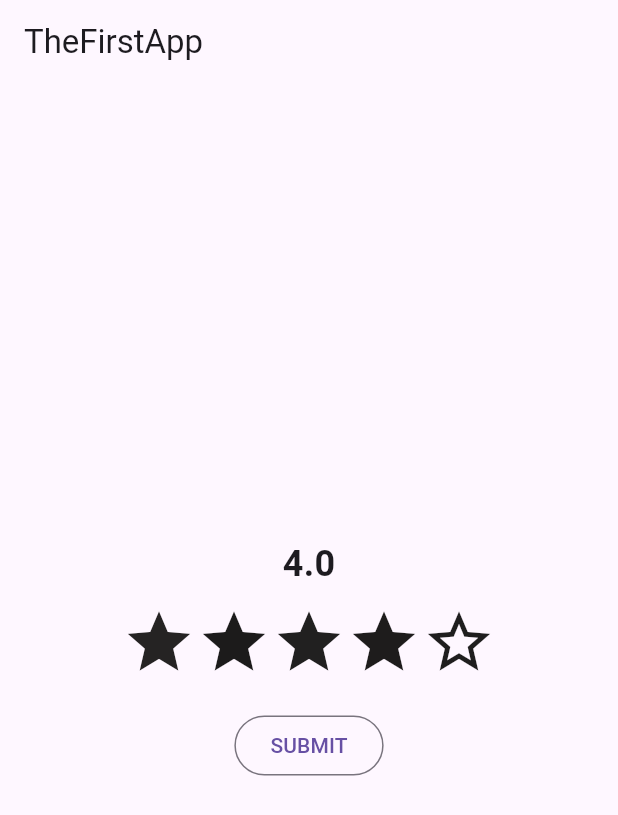
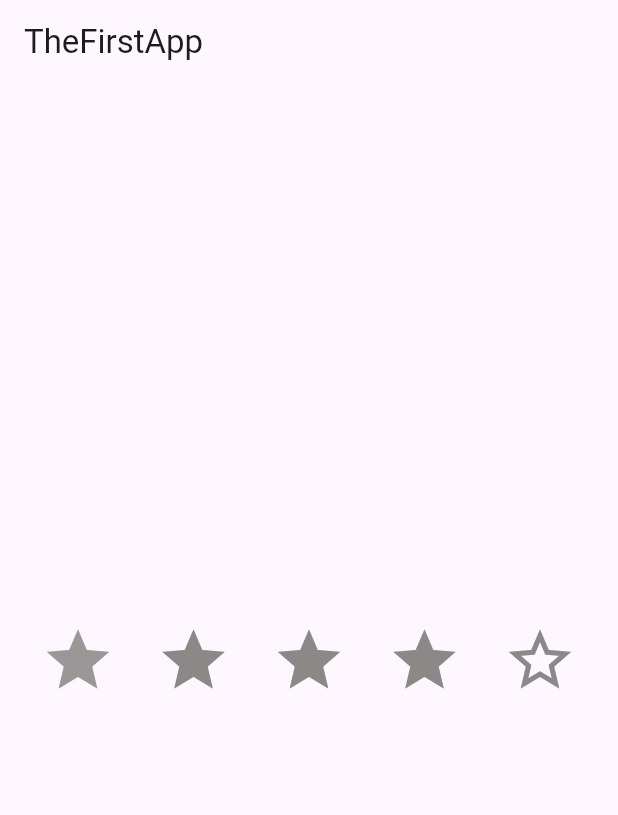
Before and after one commit to muhsina26/lab05, a Flutter app: the screen it shows after launch, on a phone screen of 412 x 824 dp. Shown: the top 815 px of the screen. Run offline on Flutter 3.47's test engine with Material 3 defaults, Android fonts, the phone set to English and light mode, and no system bars.

Commit message:
containerpractice

```diff
--- a/lib/main.dart
+++ b/lib/main.dart
@@ -9,46 +9,45 @@ class LabClass05 extends StatelessWidget {
 
   @override
   Widget build(BuildContext context) {
+    // TODO: implement build
     return MaterialApp(
       title: "TheFirstApp",
       home: Scaffold(
         appBar: AppBar(
-          title: const Text("TheFirstApp"),
+          title: Text("TheFirstApp"),
         ),
-        body: Center(
-          child: Column(
-            mainAxisAlignment: MainAxisAlignment.center,
-            children: [
-              // Rating Value
-              const Text(
-                "4.0",
-                style: TextStyle(fontSize: 24, fontWeight: FontWeight.bold),
-              ),
+        body:
 
-              const SizedBox(height: 10),
+         Container(
+          height: double.infinity,
+           child: Row(mainAxisAlignment:MainAxisAlignment.spaceEvenly, children: [
 
-              // Star Rating Row
-              Row(
-                mainAxisAlignment: MainAxisAlignment.center,
-                children: const [
-                  Icon(Icons.star, color: Color.fromARGB(255, 37, 35, 35), size: 50),
-                  Icon(Icons.star, color: Color.fromARGB(255, 28, 27, 27), size: 50),
-                  Icon(Icons.star, color: Color.fromARGB(255, 33, 32, 32), size: 50),
-                  Icon(Icons.star, color: Color.fromARGB(255, 30, 28, 28), size: 50),
-                  Icon(Icons.star_border, color: Color.fromARGB(255, 31, 30, 30), size: 50),
-                ],
-              ),
+            Icon(Icons.star,
+            color: const Color.fromARGB(255, 154, 151, 151),
+            size: 50,
+            ),
+            Icon(Icons.star,
+            color: const Color.fromARGB(255, 139, 136, 136),
+            size: 50,
+            ),
+            Icon(Icons.star,
+            color: const Color.fromARGB(255, 139, 136, 136),
+            size: 50,
+            ),
+            Icon(Icons.star,
+            color: const Color.fromARGB(255, 139, 136, 136),
+            size: 50,
+            ),
+            Icon(Icons.star_border,
+            color: const Color.fromARGB(255, 139, 136, 136),
+            size: 50,
+            ),
 
-              const SizedBox(height: 20),
 
-              // Submit Button
-              OutlinedButton(
-                onPressed: () {},
-                child: const Text("SUBMIT"),
-              ),
-            ],
-          ),
-        ),
+
+                   ],),
+         )
+
       ),
     );
   }
```
